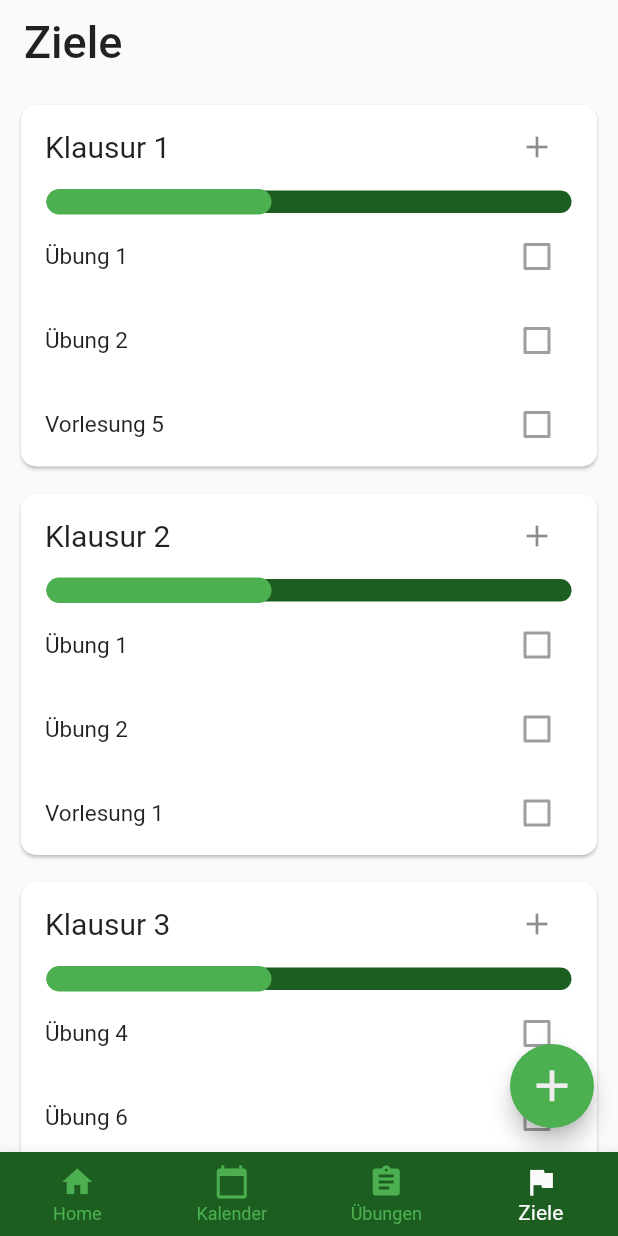
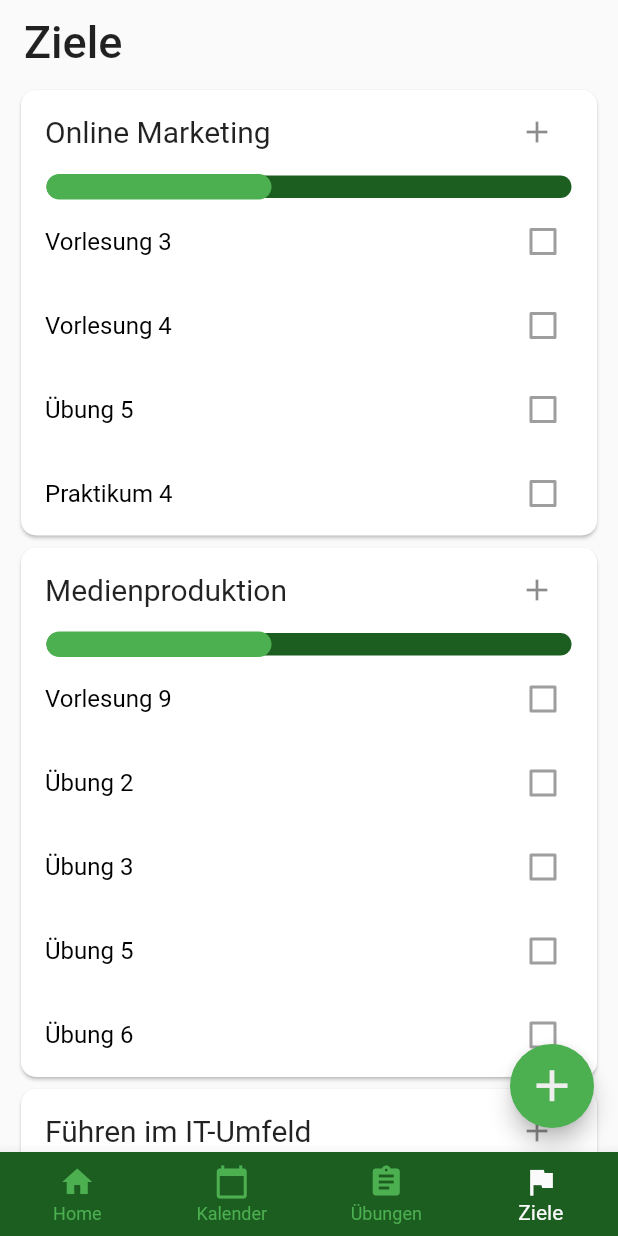
Before and after one commit to Hankyyy/achtsamkeits-app, a Flutter app: the screen it shows after launch, item 4 of the bottom bar chosen, on a phone screen of 412 x 824 dp. Run offline on Flutter 3.47's test engine with Material 2 defaults, Android fonts, the light colour scheme and no system bars; our stand-ins replace charts_flutter, table_calendar.

Commit message:
Designänderungen
Designänderungen

```diff
--- a/lib/HomeScreen/ProduktivitatTrackerWidget.dart
+++ b/lib/HomeScreen/ProduktivitatTrackerWidget.dart
@@ -53,7 +53,9 @@ class ProduktivitatTrackerWidgetState extends State<ProduktivitatTrackerWidget>
     return Container(
       height: 400.0,
       child: Card(
-        //shape: ShapeBorder,
+        shape: RoundedRectangleBorder(
+          borderRadius: BorderRadius.circular(10.0),
+        ),
         child: DefaultTabController(
           length: gefuhlsWidgets.length,
           // Use a Builder here, otherwise `DefaultTabController.of(context)` below
--- a/lib/UbungenScreen/UbungenScreen.dart
+++ b/lib/UbungenScreen/UbungenScreen.dart
@@ -35,9 +35,9 @@ class _UbungenScreenState extends State<UbungenScreen> {
       ),
       body: Container(
           child: GridView.count(
-              padding: EdgeInsets.symmetric(horizontal: 25.0),
+              padding: EdgeInsets.symmetric(horizontal: 12.5),
               crossAxisCount: 2,
-              mainAxisSpacing: 15.0,
+              mainAxisSpacing: 0.0,
               crossAxisSpacing: 20.0,
               children: List.generate(ubungen.length, (index) {
                 return Center(
--- a/lib/ZieleScreen/MeilensteinList.dart
+++ b/lib/ZieleScreen/MeilensteinList.dart
@@ -19,7 +19,7 @@ List<Meilenstein> getMeilensteine() {
       deadline: DateTime.now(),
       notizen: "Dies das",
       nummer: "0000002",
-      aufgaben: getOMAufgaben(),
+      aufgaben: getMPAufgaben(),
 
     ),
     Meilenstein(
@@ -28,7 +28,7 @@ List<Meilenstein> getMeilensteine() {
       deadline: DateTime.now(),
       notizen: "Dies das",
       nummer: "0000003",
-      aufgaben: getOMAufgaben(),
+      aufgaben: getFITUAufgaben(),
 
     ),
 
--- a/lib/ZieleScreen/ZielCardWidget.dart
+++ b/lib/ZieleScreen/ZielCardWidget.dart
@@ -1,26 +1,21 @@
 import 'package:flutter/material.dart';
 
 import 'package:aaproto2/ThemeData.dart';
+import 'package:aaproto2/ZieleScreen/ZielClasses.dart';
 
 class ZielCard extends StatefulWidget {
-  ZielCard(this.first, this.second, this.third, this.fourth);
+  ZielCard(this.meilenstein);
 
-  int first;
-  int second;
-  int third;
-  int fourth;
+  Meilenstein meilenstein;
 
   @override
-  _ZielCardState createState() => _ZielCardState(first, second, third, fourth);
+  _ZielCardState createState() => _ZielCardState(meilenstein);
 }
 
 class _ZielCardState extends State<ZielCard> {
-  _ZielCardState(this.first, this.second, this.third, this.fourth);
+  _ZielCardState(this.meilenstein);
 
-  int first;
-  int second;
-  int third;
-  int fourth;
+  Meilenstein meilenstein;
 
   @override
   Widget build(BuildContext context) {
@@ -29,10 +24,11 @@ class _ZielCardState extends State<ZielCard> {
         borderRadius: BorderRadius.circular(10.0),
       ),
       child: Column(
+        mainAxisSize: MainAxisSize.min,
         children: <Widget>[
           ListTile(
             title: Text(
-              "Klausur " + first.toString(),
+              meilenstein.title,
               style: TextStyle(fontSize: 20.0),
             ),
             trailing: IconButton(
@@ -46,6 +42,7 @@ class _ZielCardState extends State<ZielCard> {
             alignment: Alignment.centerLeft,
             children: <Widget>[
               Container(
+                padding: EdgeInsets.symmetric(vertical: 5.0),
                 height: 15.0,
                 width: 350.0,
                 decoration: BoxDecoration(
@@ -63,20 +60,15 @@ class _ZielCardState extends State<ZielCard> {
               ),
             ],
           ),
-          ListTile(
-            title: Text("Übung " + second.toString(),
-                style: TextStyle(fontSize: 15.0)),
-            trailing: Checkbox(value: false, onChanged: null),
-          ),
-          ListTile(
-            title: Text("Übung " + third.toString(),
-                style: TextStyle(fontSize: 15.0)),
-            trailing: Checkbox(value: false, onChanged: null),
-          ),
-          ListTile(
-            title: Text("Vorlesung " + fourth.toString(),
-                style: TextStyle(fontSize: 15.0)),
-            trailing: Checkbox(value: false, onChanged: null),
+          ListView.builder(
+            physics: const NeverScrollableScrollPhysics(),
+            shrinkWrap: true,
+            itemCount: meilenstein.aufgaben.length,
+            itemBuilder: (context, index) {
+              return Center(
+                  child: CheckboxListTile(value: false, onChanged: null, title: Text(meilenstein.aufgaben[index].title, style: TextStyle(color: Colors.black),),)
+              );
+            },
           ),
         ],
       ),
--- a/lib/ZieleScreen/ZieleScreen.dart
+++ b/lib/ZieleScreen/ZieleScreen.dart
@@ -2,6 +2,7 @@ import 'package:flutter/material.dart';
 
 import 'package:aaproto2/ThemeData.dart';
 import 'package:aaproto2/ZieleScreen/ZielCardWidget.dart';
+import 'package:aaproto2/ZieleScreen/MeilensteinList.dart';
 
 class ZieleScreen extends StatefulWidget {
   @override
@@ -20,35 +21,15 @@ class _ZieleScreenState extends State<ZieleScreen> {
         backgroundColor: Colors.grey[50],
         elevation: 0.0,
       ),
-      body: ListView(
-        padding: EdgeInsets.all(10.0),
-        children: <Widget>[
-          ZielCard(
-            1,
-            1,
-            2,
-            5,
-          ),
-          Container(
-            padding: EdgeInsets.only(top: 10.0),
-          ),
-          ZielCard(
-            2,
-            1,
-            2,
-            1,
-          ),
-          Container(
-            padding: EdgeInsets.only(top: 10.0),
-          ),
-          ZielCard(
-            3,
-            4,
-            6,
-            8,
-          ),
-          Container(padding: EdgeInsets.only(bottom: 75.0),),
-        ],
+      body: ListView.builder(
+        shrinkWrap: true,
+        itemCount: getMeilensteine().length,
+        itemBuilder: (context, index) {
+          return Container(
+            padding: EdgeInsets.symmetric(horizontal: 10.0),
+            child: ZielCard(getMeilensteine()[index]),
+          );
+        },
       ),
       floatingActionButton: FloatingActionButton(
         onPressed: () {
```
Also changed, not shown: lib/HomeScreen/QuickActionWidget.dart (+8 -1 lines), lib/KalenderScreen/KalenderScreen.dart (+57 -1 lines), lib/UbungenScreen/UbungenList.dart (+40 -0 lines), 6 other files.
